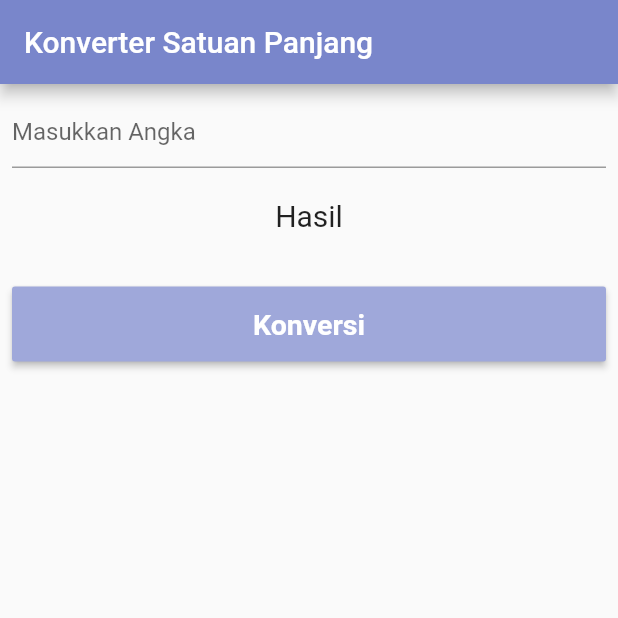
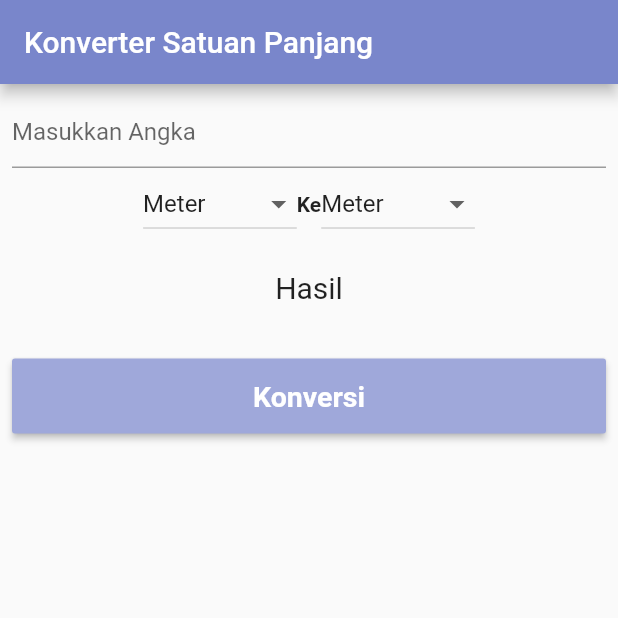
Before and after one commit to tsaniarisqi/kuis_mobile_flutter_konversi_satuan_panjang, a Flutter app: the screen it shows after launch, on a phone screen of 412 x 824 dp, the top half of it. Run offline on Flutter 3.47's test engine with Material 2 defaults, Android fonts, the phone set to English and light mode, and no system bars.

Commit message:
Menambahkan DropDown

```diff
--- a/lib/main.dart
+++ b/lib/main.dart
@@ -21,14 +21,17 @@ class _MyAppState extends State<MyApp> {
   double _kiloMeter = 0;
   double _meter = 0;
   double _miliMeter = 0;
+  String _newValue = "Meter";
+  double _result = 0;
 
   // list
-  var listItem = {
-    "Centimeter",
-    "Kilometer",
-    "Meter",
-    "Milimeter"
-  };
+  var listItem = {"Centimeter", "Kilometer", "Meter", "Milimeter"};
+
+  void dropdownOnChanged(String changeValue) {
+    setState(() {
+      _newValue = changeValue;
+    });
+  }
 
   @override
   Widget build(BuildContext context) {
@@ -56,6 +59,43 @@ class _MyAppState extends State<MyApp> {
                 inputFormatters: <TextInputFormatter>[
                   FilteringTextInputFormatter.allow(RegExp('[0-9.]')),
                 ],
+              ),
+              Container(
+                child: Row(
+                  mainAxisAlignment: MainAxisAlignment.center,
+                  children: [
+                    DropdownButton<String>(
+                      items: listItem.map((String value) {
+                        return DropdownMenuItem<String>(
+                          value: value,
+                          child: Text(value),
+                        );
+                      }).toList(),
+                      value: _newValue,
+                      onChanged: (String changeValue) {
+                        dropdownOnChanged:
+                        dropdownOnChanged(changeValue);
+                      },
+                    ),
+                    Text(
+                      "Ke",
+                      style: TextStyle(fontWeight: FontWeight.bold),
+                    ),
+                    DropdownButton<String>(
+                      items: listItem.map((String value) {
+                        return DropdownMenuItem<String>(
+                          value: value,
+                          child: Text(value),
+                        );
+                      }).toList(),
+                      value: _newValue,
+                      onChanged: (String changeValue) {
+                        dropdownOnChanged:
+                        dropdownOnChanged(changeValue);
+                      },
+                    ),
+                  ],
+                ),
               ),
               Container(
                 margin: EdgeInsets.only(top: 20, bottom: 20),
```
